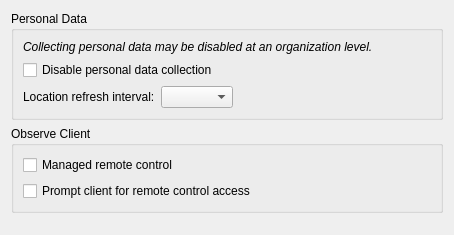
Above: FileWaveGuiLib/ClientStatusMonitorFiles/Privacy.ui from fw-dev/translations before the change. Below: the same form after it.
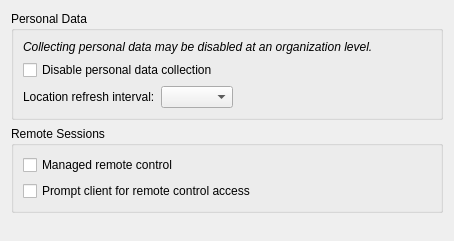
That is the form after the change.

Patch:
```diff
--- a/FileWaveGuiLib/ClientStatusMonitorFiles/Privacy.ui
+++ b/FileWaveGuiLib/ClientStatusMonitorFiles/Privacy.ui
@@ -7,7 +7,7 @@
     <x>0</x>
     <y>0</y>
     <width>454</width>
-    <height>235</height>
+    <height>241</height>
    </rect>
   </property>
   <property name="windowTitle">
@@ -63,7 +63,7 @@
    <item>
     <widget class="QGroupBox" name="groupBox_2">
      <property name="title">
-      <string>Observe Client</string>
+      <string>Remote Sessions</string>
      </property>
      <layout class="QGridLayout" name="gridLayout_4">
       <item row="1" column="0" colspan="2">
```
Left out of the diff: 4 changed lines with no effect on the pictures.
